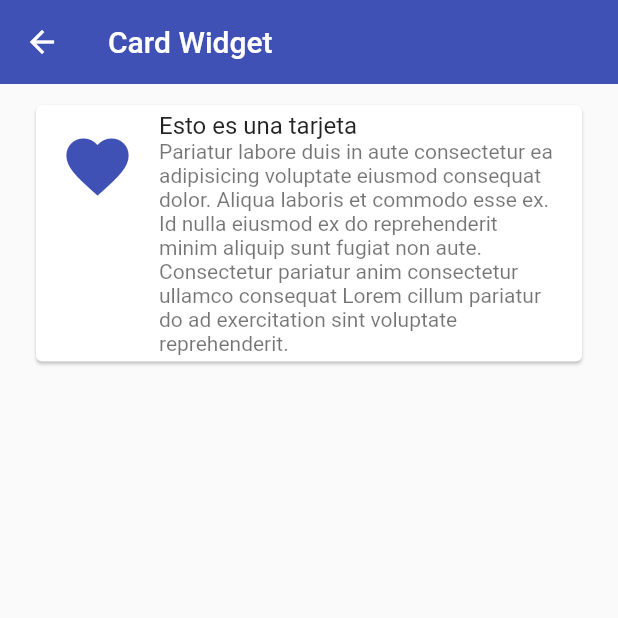
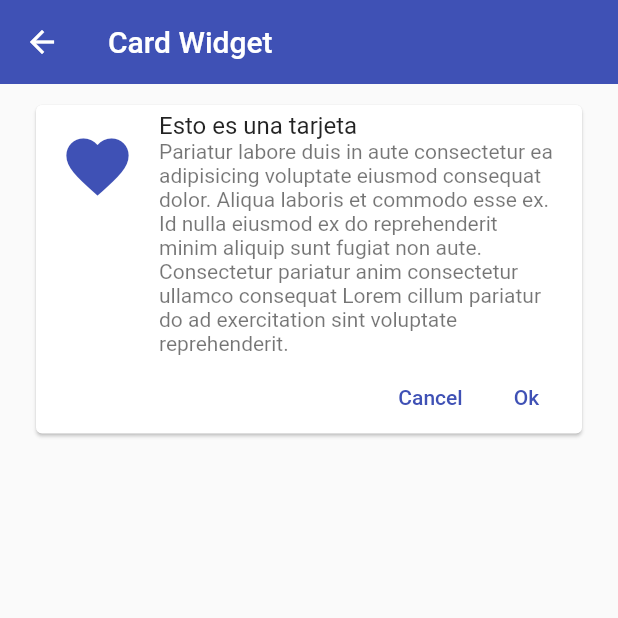
Before and after one commit to teorcl/fl_components, a Flutter app: the CardScreen screen opened by its route, on a phone screen of 412 x 824 dp, the top half of it. Run offline on Flutter 3.47's test engine with Material 2 defaults, Android fonts, the phone set to English and light mode, and no system bars.

Commit message:
Se crea modelo de tarjeta

```diff
--- a/lib/screens/card_screen.dart
+++ b/lib/screens/card_screen.dart
@@ -1,5 +1,5 @@
-import 'package:fl_components/themes/app_theme.dart';
 import 'package:flutter/material.dart';
+import '../widgets/widgets.dart';
 
 class CardScreen extends StatelessWidget {
 
@@ -13,18 +13,8 @@ class CardScreen extends StatelessWidget {
       ),
       body: ListView(
         padding: const EdgeInsets.symmetric(horizontal: 20, vertical: 10),
-        children: [
-          Card(
-            child: Column(
-              children: const [
-                ListTile(
-                  leading: Icon(Icons.favorite, color: AppTheme.primary,size: 50,),
-                  title: Text('Esto es una tarjeta'),
-                  subtitle: Text('Pariatur labore duis in aute consectetur ea adipisicing voluptate eiusmod consequat dolor. Aliqua laboris et commodo esse ex. Id nulla eiusmod ex do reprehenderit minim aliquip sunt fugiat non aute. Consectetur pariatur anim consectetur ullamco consequat Lorem cillum pariatur do ad exercitation sint voluptate reprehenderit.'),
-                )
-              ],
-            ),
-          )
+        children: const [
+          CustomCardType1(),
         ],
       )
     );
--- a/lib/themes/app_theme.dart
+++ b/lib/themes/app_theme.dart
@@ -1,4 +1,8 @@
 import 'package:flutter/material.dart';
+
+/*
+*Este es el tema global que se le está aplicando a la app
+*/
 
 class AppTheme{
 
@@ -11,6 +15,10 @@ class AppTheme{
     appBarTheme: const AppBarTheme(
       color: primary,
       elevation: 0
+    ),
+
+    textButtonTheme:  TextButtonThemeData(
+      style: TextButton.styleFrom(foregroundColor: primary)
     )
 
   );
--- /dev/null
+++ b/lib/widgets/custom_card_type_1.dart
@@ -0,0 +1,45 @@
+import 'package:flutter/material.dart';
+import 'package:fl_components/themes/app_theme.dart';
+
+/*
+*Este es el modelo de la tarjeta
+*/
+
+//Este podría ser el nombre de la tarjeta que yo necesito por ejemplo tarjeta de contacto etc
+class CustomCardType1 extends StatelessWidget {
+  const CustomCardType1({
+    Key? key,
+  }) : super(key: key);
+
+  @override
+  Widget build(BuildContext context) {
+    return Card(
+      child: Column(
+        children: [
+          const ListTile(
+            leading: Icon(Icons.favorite, color: AppTheme.primary,size: 50,),
+            title: Text('Esto es una tarjeta'),
+            subtitle: Text('Pariatur labore duis in aute consectetur ea adipisicing voluptate eiusmod consequat dolor. Aliqua laboris et commodo esse ex. Id nulla eiusmod ex do reprehenderit minim aliquip sunt fugiat non aute. Consectetur pariatur anim consectetur ullamco consequat Lorem cillum pariatur do ad exercitation sint voluptate reprehenderit.'),
+          ),
+
+          Padding(
+            padding: const EdgeInsets.only(right: 5),
+            child: Row(//Este row fue envuelto en un padding
+              mainAxisAlignment: MainAxisAlignment.end,
+              children: [
+                TextButton(
+                  onPressed: () {},
+                  child: const Text('Cancel'),
+                ),
+                TextButton(
+                  onPressed: () {},
+                  child: const Text('Ok')
+                ),
+              ],
+            ),
+          )
+        ],
+      ),
+    );
+  }
+}
--- /dev/null
+++ b/lib/widgets/widgets.dart
@@ -0,0 +1,2 @@
+//Este es mi archivo barrel para la exporatciones
+export 'package:fl_components/widgets/custom_card_type_1.dart';
```
